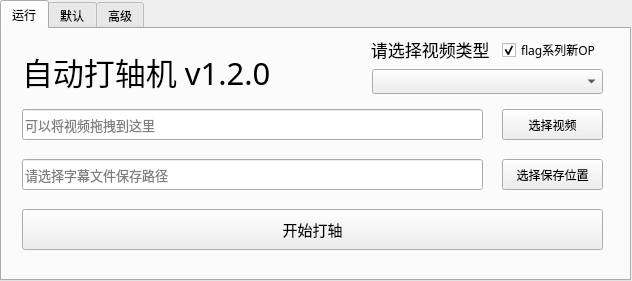
Qt form GUI_style.ui (Echoosx/AutoSubtitle) before a commit.
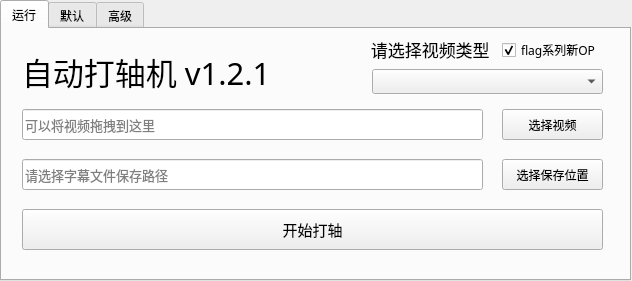
The same form after that commit. Custom widgets are drawn as their Qt base class.

```diff
--- a/GUI_style.ui
+++ b/GUI_style.ui
@@ -84,7 +84,7 @@
        <string notr="true"/>
       </property>
       <property name="text">
-       <string>&lt;a href=&quot;https://github.com/Echoosx/AutoSubtitle&quot; style=&quot;color: black;text-decoration: none;&quot;&gt;自动打轴机 v1.2.0&lt;/a&gt;</string>
+       <string>&lt;a href=&quot;https://github.com/Echoosx/AutoSubtitle&quot; style=&quot;color: black;text-decoration: none;&quot;&gt;自动打轴机 v1.2.1&lt;/a&gt;</string>
       </property>
      </widget>
      <widget class="DragAcceptableQLine" name="VideoPathEdit">
```
Left out of the diff: 2 changed lines with no effect on the pictures.
